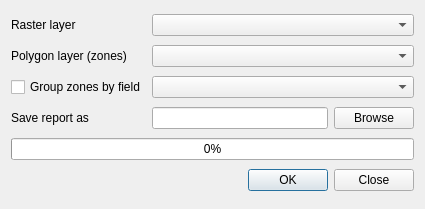
Before: the Qt Designer form zstatsdialogbase.ui in nextgis/qgis_zonalstats, drawn with Qt 5.
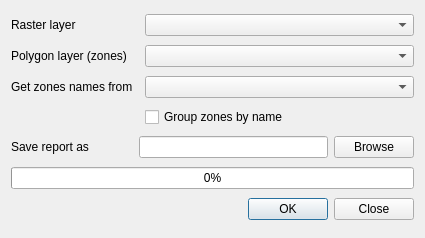
After: the same form once the commit is applied.

Diff of the .ui file:
```diff
--- a/zstatsdialogbase.ui
+++ b/zstatsdialogbase.ui
@@ -7,7 +7,7 @@
     <x>0</x>
     <y>0</y>
     <width>425</width>
-    <height>209</height>
+    <height>238</height>
    </rect>
   </property>
   <property name="windowTitle">
@@ -21,7 +21,7 @@
      </property>
     </widget>
    </item>
-   <item row="0" column="1">
+   <item row="0" column="2">
     <widget class="QComboBox" name="cmbRasterLayer">
      <property name="sizePolicy">
       <sizepolicy hsizetype="Expanding" vsizetype="Fixed">
@@ -31,14 +31,14 @@
      </property>
     </widget>
    </item>
-   <item row="1" column="0">
+   <item row="1" column="0" colspan="2">
     <widget class="QLabel" name="label_1">
      <property name="text">
       <string>Polygon layer (zones)</string>
      </property>
     </widget>
    </item>
-   <item row="1" column="1">
+   <item row="1" column="2">
     <widget class="QComboBox" name="cmbVectorLayer">
      <property name="sizePolicy">
       <sizepolicy hsizetype="Expanding" vsizetype="Fixed">
@@ -49,13 +49,13 @@
     </widget>
    </item>
    <item row="2" column="0">
-    <widget class="QCheckBox" name="chkGroupZones">
+    <widget class="QLabel" name="label_3">
      <property name="text">
-      <string>Group zones by field</string>
+      <string>Get zones names from</string>
      </property>
     </widget>
    </item>
-   <item row="2" column="1">
+   <item row="2" column="2">
     <widget class="QComboBox" name="cmbGroupField">
      <property name="sizePolicy">
       <sizepolicy hsizetype="Expanding" vsizetype="Fixed">
@@ -65,14 +65,14 @@
      </property>
     </widget>
    </item>
-   <item row="3" column="0">
+   <item row="5" column="0">
     <widget class="QLabel" name="label_2">
      <property name="text">
       <string>Save report as</string>
      </property>
     </widget>
    </item>
-   <item row="3" column="1">
+   <item row="5" column="1" colspan="2">
     <layout class="QHBoxLayout" name="horizontalLayout">
      <item>
       <widget class="QLineEdit" name="leReportFile"/>
@@ -86,14 +86,14 @@
      </item>
     </layout>
    </item>
-   <item row="4" column="0" colspan="2">
+   <item row="6" column="0" colspan="3">
     <widget class="QProgressBar" name="progressBar">
      <property name="value">
       <number>0</number>
      </property>
     </widget>
    </item>
-   <item row="5" column="0" colspan="2">
+   <item row="7" column="0" colspan="3">
     <widget class="QDialogButtonBox" name="buttonBox">
      <property name="orientation">
       <enum>Qt::Horizontal</enum>
@@ -103,6 +103,13 @@
      </property>
     </widget>
    </item>
+   <item row="3" column="2">
+    <widget class="QCheckBox" name="chkGroupZones">
+     <property name="text">
+      <string>Group zones by name</string>
+     </property>
+    </widget>
+   </item>
   </layout>
  </widget>
  <resources/>
```
